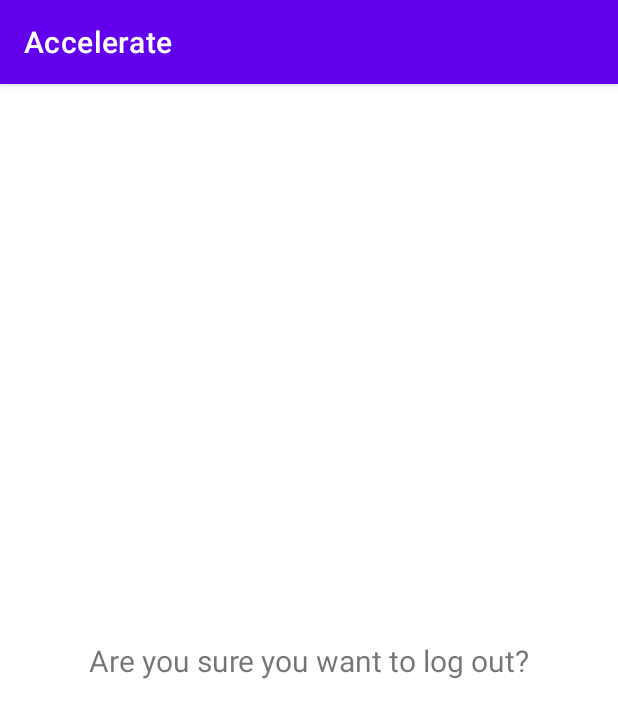
After one commit to benhunter/mcso-ap-FinalProject-Accelerate, an Android app: the fragment LogoutFragment shown on its own in the app's theme, on a phone screen of 412 x 824 dp. The commit adds this screen. Shown: the top 718 px of the screen. Run offline under Robolectric (Android 15) with nearby library versions, the phone set to English and light mode, and no system bars.

Commit message:
Login with Firebase auth. Nav to logout fragment.

```diff
--- a/app/src/main/java/me/benhunter/accelerate/ui/home/HomeFragment.kt
+++ b/app/src/main/java/me/benhunter/accelerate/ui/home/HomeFragment.kt
@@ -8,6 +8,7 @@ import android.view.ViewGroup
 import androidx.fragment.app.Fragment
 import androidx.fragment.app.activityViewModels
 import androidx.recyclerview.widget.LinearLayoutManager
+import me.benhunter.accelerate.MainViewModel
 import me.benhunter.accelerate.databinding.FragmentHomeBinding
 
 class HomeFragment : Fragment() {
@@ -19,6 +20,7 @@ class HomeFragment : Fragment() {
     private val binding get() = _binding!!
 
     private val homeViewModel: HomeViewModel by activityViewModels()
+    private val mainViewModel: MainViewModel by activityViewModels()
 
     override fun onCreateView(
         inflater: LayoutInflater,
@@ -44,6 +46,8 @@ class HomeFragment : Fragment() {
 
         Log.d(javaClass.simpleName, "board ${homeViewModel.board}")
         boardAdapter.submitList(homeViewModel.board)
+
+        Log.d(javaClass.simpleName, "auth ${mainViewModel.updateUser()}")
     }
 
     override fun onDestroyView() {
--- /dev/null
+++ b/app/src/main/java/me/benhunter/accelerate/ui/logout/LogoutFragment.kt
@@ -0,0 +1,23 @@
+package me.benhunter.accelerate.ui.logout
+
+import android.os.Bundle
+import android.view.LayoutInflater
+import android.view.View
+import android.view.ViewGroup
+import androidx.fragment.app.Fragment
+import me.benhunter.accelerate.databinding.FragmentLogoutBinding
+
+class LogoutFragment : Fragment() {
+    private var _binding: FragmentLogoutBinding? = null
+    private val binding get() = _binding!!
+
+    override fun onCreateView(
+        inflater: LayoutInflater,
+        container: ViewGroup?,
+        savedInstanceState: Bundle?
+    ): View {
+        _binding = FragmentLogoutBinding.inflate(inflater, container, false)
+
+        return binding.root
+    }
+}
--- /dev/null
+++ b/app/src/main/res/layout/fragment_logout.xml
@@ -0,0 +1,17 @@
+<?xml version="1.0" encoding="utf-8"?>
+<androidx.constraintlayout.widget.ConstraintLayout xmlns:android="http://schemas.android.com/apk/res/android"
+    android:layout_width="match_parent"
+    android:layout_height="match_parent"
+    xmlns:app="http://schemas.android.com/apk/res-auto">
+
+    <TextView
+        android:layout_width="wrap_content"
+        android:layout_height="wrap_content"
+        app:layout_constraintTop_toTopOf="parent"
+        app:layout_constraintBottom_toBottomOf="parent"
+        app:layout_constraintStart_toStartOf="parent"
+        app:layout_constraintEnd_toEndOf="parent"
+        android:textSize="20dp"
+        android:text="Are you sure you want to log out?" />
+
+</androidx.constraintlayout.widget.ConstraintLayout>
--- a/app/src/main/res/values/dimens.xml
+++ b/app/src/main/res/values/dimens.xml
@@ -5,4 +5,7 @@
     <dimen name="nav_header_vertical_spacing">8dp</dimen>
     <dimen name="nav_header_height">176dp</dimen>
     <dimen name="fab_margin">16dp</dimen>
+    <!-- Default screen margins, per the Android Design guidelines. -->
+    <dimen name="fragment_horizontal_margin">16dp</dimen>
+    <dimen name="fragment_vertical_margin">16dp</dimen>
 </resources>
```
Also changed, not shown: app/build.gradle (+15 -0 lines), app/src/main/java/me/benhunter/accelerate/AuthInit.kt (added, +49 -0 lines), app/src/main/java/me/benhunter/accelerate/FirestoreAuthLiveData.kt (added, +28 -0 lines), app/src/main/java/me/benhunter/accelerate/MainActivity.kt (+30 -5 lines), app/src/main/java/me/benhunter/accelerate/MainViewModel.kt (added, +12 -0 lines), app/src/main/java/me/benhunter/accelerate/ui/gallery/GalleryFragment.kt (deleted, +0 -42 lines), app/src/main/java/me/benhunter/accelerate/ui/gallery/GalleryViewModel.kt (deleted, +0 -13 lines), app/src/main/java/me/benhunter/accelerate/ui/slideshow/SlideshowFragment.kt (deleted, +0 -42 lines), app/src/main/java/me/benhunter/accelerate/ui/slideshow/SlideshowViewModel.kt (deleted, +0 -13 lines), app/src/main/res/menu/activity_main_drawer.xml (+2 -6 lines), app/src/main/res/menu/main.xml (+5 -5 lines), app/src/main/res/navigation/mobile_navigation.xml (+16 -10 lines), app/src/main/res/values/strings.xml (+9 -0 lines), build.gradle (+16 -0 lines), 1 other file.
